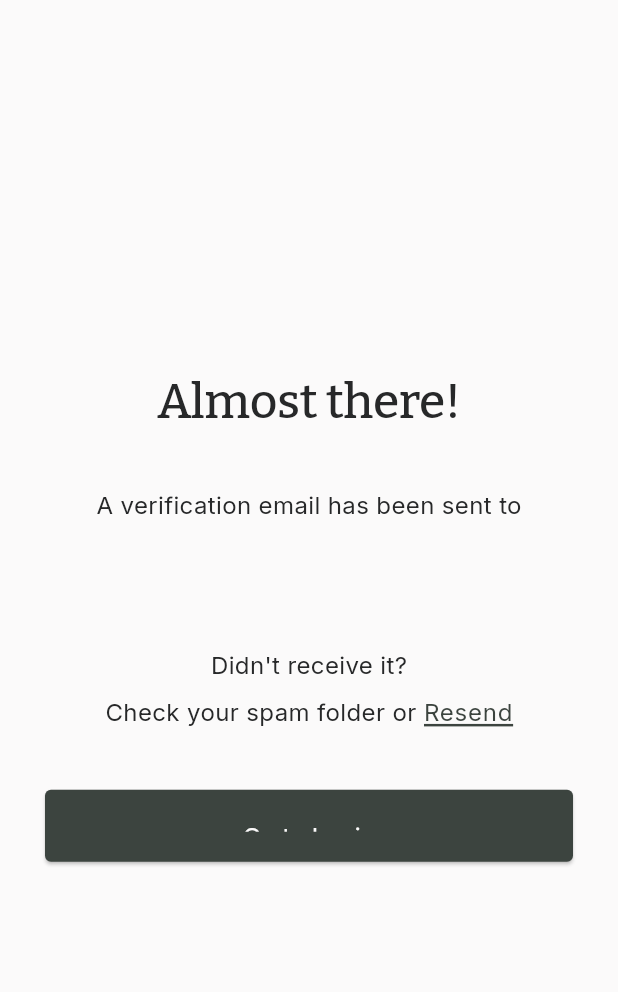
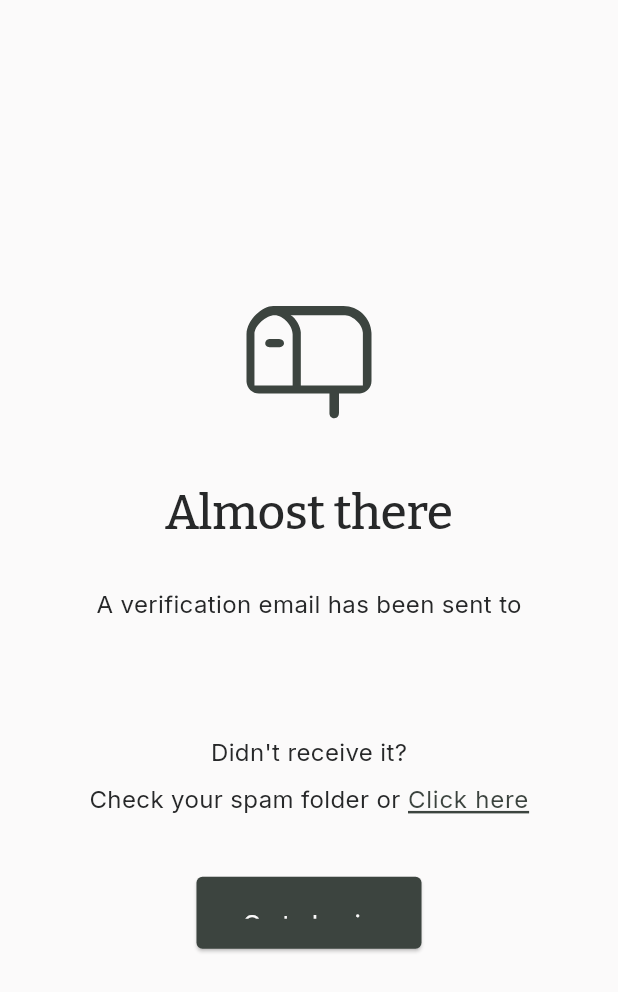
Before and after one commit to evelyn-2022/loop-desktop, a Flutter app: the PostSignupScreen screen opened directly with empty values, on a phone screen of 412 x 824 dp. Shown: the top 992 px of the screen. Run offline on Flutter 3.47's test engine with Material 3 defaults, Android fonts, the phone set to English and light mode, and no system bars; our stand-ins replace dio, flutter_svg, google_fonts, jwt_decoder, shared_preferences; accounts and stored records are empty.

Commit message:
Resign post signup screen

```diff
--- a/lib/theme/app_dimensions.dart
+++ b/lib/theme/app_dimensions.dart
@@ -3,9 +3,11 @@ class AppDimensions {
   static const double buttonBorderRadius = 4;
   static const double buttonPaddingHorizontal = 20;
   static const double buttonPaddingVertical = 20;
+  static const double buttonWidth = 150;
 
   static const double iconSizeXs = 14;
   static const double iconSizeSm = 20;
+  static const double iconSizeXXL = 100;
   static const double strokeWidthMd = 1.5;
   static const double strokeWidthLg = 2;
 
--- a/lib/theme/app_theme.dart
+++ b/lib/theme/app_theme.dart
@@ -31,7 +31,7 @@ class AppTheme {
           ),
           bodyLarge: GoogleFonts.inter(
             fontSize: 24,
-            fontWeight: FontWeight.normal,
+            fontWeight: FontWeight.w500,
             color: AppColors.black_700,
           ),
           bodyMedium: GoogleFonts.inter(
@@ -194,7 +194,7 @@ class AppTheme {
           ),
           bodyLarge: GoogleFonts.inter(
             fontSize: 24,
-            fontWeight: FontWeight.normal,
+            fontWeight: FontWeight.w500,
             color: AppColors.white_700,
           ),
           bodyMedium: GoogleFonts.inter(
--- a/lib/ui/auth/signup/widgets/post_signup_screen.dart
+++ b/lib/ui/auth/signup/widgets/post_signup_screen.dart
@@ -1,4 +1,5 @@
 import 'package:flutter/material.dart';
+import 'package:flutter_svg/flutter_svg.dart';
 import 'package:loop/routes/routes.dart';
 import 'package:loop/theme/app_dimensions.dart';
 import 'package:loop/ui/auth/signup/view_models/signup_viewmodel.dart';
@@ -46,19 +47,26 @@ class PostSignupScreen extends StatelessWidget {
         child: ConstrainedBox(
           constraints: const BoxConstraints(
               maxWidth: AppDimensions.formWidth),
-          child: Padding(
-            padding:
-                const EdgeInsets.all(AppDimensions.gapMd),
           child: Column(
             mainAxisSize: MainAxisSize.min,
             children: [
+              SvgPicture.asset(
+                'assets/icons/mailbox.svg',
+                width: AppDimensions.iconSizeXXL,
+                height: AppDimensions.iconSizeXXL,
+                colorFilter: ColorFilter.mode(
+                  theme.colorScheme.primary,
+                  BlendMode.srcIn,
+                ),
+              ),
+              const SizedBox(height: AppDimensions.gapLg),
               Text(
-                  'Almost there!',
+                'Almost there',
                 style: Theme.of(context)
                     .textTheme
                     .displayLarge,
               ),
-                const SizedBox(height: AppDimensions.gapXl),
+              const SizedBox(height: AppDimensions.gapLg),
               Text(
                 "A verification email has been sent to",
                 style: theme.textTheme.bodyMedium,
@@ -66,21 +74,19 @@ class PostSignupScreen extends StatelessWidget {
               const SizedBox(height: AppDimensions.gapXs),
               Text(
                 email,
-                  style:
-                      theme.textTheme.bodyLarge!.copyWith(
+                style: theme.textTheme.bodyLarge!.copyWith(
                   fontWeight: FontWeight.w600,
                   color: theme.colorScheme.primary,
                 ),
               ),
-                const SizedBox(height: AppDimensions.gapXl),
+              const SizedBox(height: AppDimensions.gapLg),
               Text(
                 "Didn't receive it?",
                 style: theme.textTheme.bodyMedium,
               ),
               const SizedBox(height: AppDimensions.gapXs),
               Row(
-                  mainAxisAlignment:
-                      MainAxisAlignment.center,
+                mainAxisAlignment: MainAxisAlignment.center,
                 children: [
                   Text("Check your spam folder or ",
                       style: theme.textTheme.bodyMedium),
@@ -88,7 +94,7 @@ class PostSignupScreen extends StatelessWidget {
                     text: viewModel.isSendingEmail
                         ? "Sending..."
                         : viewModel.canResend
-                              ? "Resend"
+                            ? "Click here"
                             : "Please wait...",
                     color: (viewModel.isSendingEmail ||
                             !viewModel.canResend)
@@ -96,8 +102,8 @@ class PostSignupScreen extends StatelessWidget {
                         : null,
                     onTap: () {
                       if (!viewModel.isSendingEmail) {
-                          viewModel.resendVerificationEmail(
-                              email);
+                        viewModel
+                            .resendVerificationEmail(email);
                       }
                     },
                   ),
@@ -106,6 +112,7 @@ class PostSignupScreen extends StatelessWidget {
               const SizedBox(height: AppDimensions.gapXl),
               AppButton(
                 label: "Go to Login",
+                width: AppDimensions.buttonWidth,
                 onPressed: () {
                   Navigator.pushReplacementNamed(
                       context, AppRoutes.login);
@@ -115,7 +122,6 @@ class PostSignupScreen extends StatelessWidget {
           ),
         ),
       ),
-      ),
     );
   }
 }
--- a/lib/ui/shared/widgets/app_button.dart
+++ b/lib/ui/shared/widgets/app_button.dart
@@ -5,18 +5,20 @@ class AppButton extends StatelessWidget {
   final String label;
   final VoidCallback onPressed;
   final bool isLoading;
+  final double? width;
 
   const AppButton({
     super.key,
     required this.label,
     required this.onPressed,
     this.isLoading = false,
+    this.width,
   });
 
   @override
   Widget build(BuildContext context) {
     return SizedBox(
-      width: double.infinity,
+      width: width ?? double.infinity,
       height: AppDimensions.buttonHeight,
       child: ElevatedButton(
         onPressed: isLoading
```
Also changed, not shown: assets/icons/logo.svg (added), assets/icons/mailbox.svg (added). Lines whose indentation alone changed are shown as unchanged.
